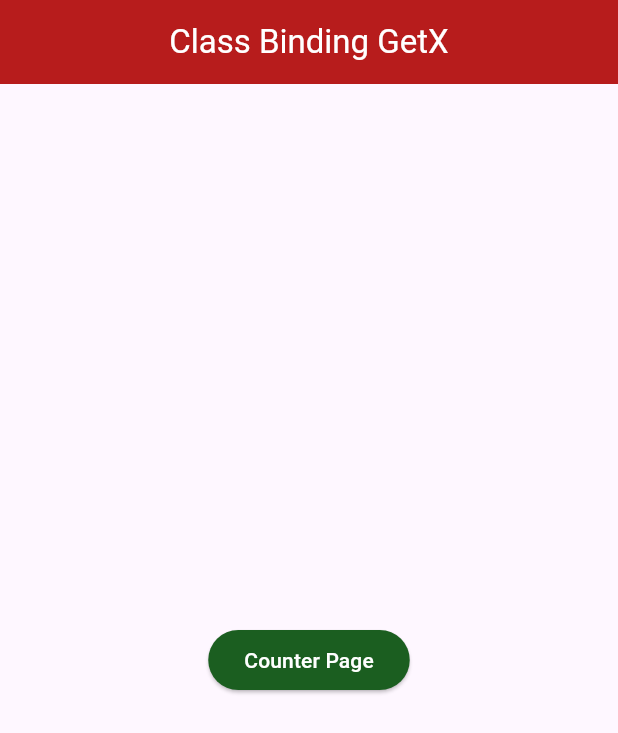
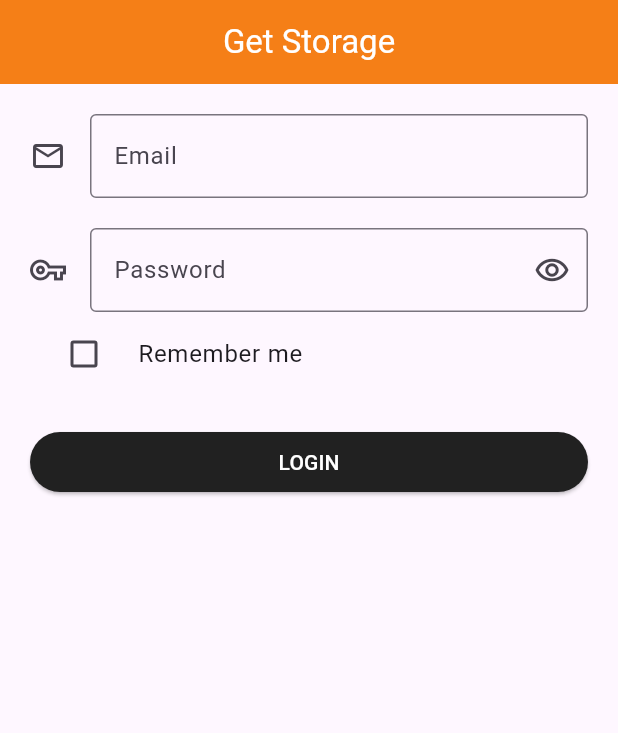
Before and after one commit to iqbalsuwandi20/belajar-flutter-youtube, a Flutter app: the screen it shows after launch, on a phone screen of 412 x 824 dp. Shown: the top 733 px of the screen. Run offline on Flutter 3.47's test engine with Material 3 defaults, Android fonts, the phone set to English and light mode, and no system bars; our stand-ins replace get, get_storage.

Commit message:
get storage

```diff
--- a/lib/bindings/counter_bindings.dart
+++ /dev/null
@@ -1,10 +0,0 @@
-import 'package:flutter_basic/controllers/counter_controller.dart';
-import 'package:get/get.dart';
-
-class CounterBindings extends Bindings {
-  @override
-  void dependencies() {
-    // Get.put(CounterController());
-    Get.lazyPut(() => CounterController());
-  }
-}
--- a/lib/controllers/counter_controller.dart
+++ /dev/null
@@ -1,8 +0,0 @@
-import 'package:get/get.dart';
-
-class CounterController extends GetxController {
-  RxInt data = 0.obs;
-
-  void increment() => data++;
-  void decrement() => data--;
-}
--- /dev/null
+++ b/lib/controllers/login_controller.dart
@@ -0,0 +1,41 @@
+import 'package:flutter/material.dart';
+import 'package:get/get.dart';
+import 'package:get_storage/get_storage.dart';
+
+class LoginController extends GetxController {
+  TextEditingController emailC = TextEditingController();
+  TextEditingController passC = TextEditingController();
+
+  RxBool isHidden = true.obs;
+  RxBool isRememberme = false.obs;
+
+  void login() async {
+    final box = GetStorage();
+
+    if (emailC.text == "admin" && passC.text == "admin") {
+      if (box.read("dataRememberme") != null) {
+        box.remove("dataRememberme");
+      }
+      if (isRememberme.isTrue) {
+        // simpan data email & password di local memory hp
+        box.write(
+          "dataRememberme",
+          {
+            "email": emailC.text,
+            "password": passC.text,
+          },
+        );
+      }
+      Get.offAllNamed("/home");
+    } else {
+      Get.defaultDialog(
+        title: "Error occurred",
+        middleText: "email & password are still incorrect",
+      );
+    }
+  }
+
+  void logout() {
+    Get.offAllNamed('/login_page');
+  }
+}
--- a/lib/main.dart
+++ b/lib/main.dart
@@ -1,9 +1,11 @@
 import 'package:flutter/material.dart';
 import 'package:flutter_basic/pages/home_page.dart';
-import 'package:flutter_basic/routes/get_routes.dart';
+import 'package:flutter_basic/pages/login_page.dart';
 import 'package:get/get.dart';
+import 'package:get_storage/get_storage.dart';
 
-void main() {
+void main() async {
+  await GetStorage.init();
   runApp(const MyApp());
 }
 
@@ -14,9 +16,16 @@ class MyApp extends StatelessWidget {
   Widget build(BuildContext context) {
     return GetMaterialApp(
       debugShowCheckedModeBanner: false,
-      home: const HomePage(),
+      home: LoginPage(),
       getPages: [
-        GetRoutes(),
+        GetPage(
+          name: "/home",
+          page: () => HomePage(),
+        ),
+        GetPage(
+          name: "/login_page",
+          page: () => LoginPage(),
+        ),
       ],
     );
   }
--- a/lib/pages/home_page.dart
+++ b/lib/pages/home_page.dart
@@ -1,37 +1,29 @@
 import 'package:flutter/material.dart';
+import 'package:flutter_basic/controllers/login_controller.dart';
 import 'package:get/get.dart';
 
+// ignore: must_be_immutable
 class HomePage extends StatelessWidget {
-  const HomePage({super.key});
+  HomePage({super.key});
+
+  LoginController loginController = Get.find();
 
   @override
   Widget build(BuildContext context) {
     return Scaffold(
       appBar: AppBar(
         centerTitle: true,
-        backgroundColor: Colors.red[900],
+        backgroundColor: Colors.yellow[900],
         title: const Text(
-          "Class Binding GetX",
+          "Get Storage",
           style: TextStyle(color: Colors.white),
         ),
       ),
-      body: Center(
-        child: ElevatedButton(
-          style: ElevatedButton.styleFrom(backgroundColor: Colors.green[900]),
-          onPressed: () {
-            // binding sudah di folder routes
-            Get.toNamed('/counter');
-
-            // Get.to(
-            //   () => CounterPage(),
-            //   binding: BindingsBuilder.put(() => CounterController()),
-            // );
-          },
-          child: const Text(
-            "Counter Page",
-            style: TextStyle(color: Colors.white),
-          ),
-        ),
+      floatingActionButton: FloatingActionButton(
+        onPressed: () {
+          loginController.logout();
+        },
+        child: const Icon(Icons.logout_outlined),
       ),
     );
   }
--- /dev/null
+++ b/lib/pages/login_page.dart
@@ -0,0 +1,94 @@
+import 'package:flutter/material.dart';
+import 'package:flutter/services.dart';
+import 'package:flutter_basic/controllers/login_controller.dart';
+import 'package:get/get.dart';
+import 'package:get_storage/get_storage.dart';
+
+class LoginPage extends StatelessWidget {
+  LoginPage({super.key});
+
+  // LoginController loginController = Get.find();
+
+  final loginController = Get.put(LoginController());
+
+  final box = GetStorage();
+
+  @override
+  Widget build(BuildContext context) {
+    if (box.read("dataRememberme") != null) {
+      loginController.emailC = box.read("dataRememberme")["email"];
+      loginController.passC = box.read("dataRememberme")["password"];
+    }
+    return Scaffold(
+      appBar: AppBar(
+        centerTitle: true,
+        backgroundColor: Colors.yellow[900],
+        title: const Text(
+          "Get Storage",
+          style: TextStyle(color: Colors.white),
+        ),
+      ),
+      body: ListView(
+        padding: const EdgeInsets.all(20),
+        children: [
+          TextField(
+            controller: loginController.emailC,
+            autocorrect: false,
+            keyboardType: TextInputType.emailAddress,
+            textInputAction: TextInputAction.next,
+            decoration: const InputDecoration(
+              icon: Icon(Icons.email_outlined),
+              label: Text("Email"),
+              border: OutlineInputBorder(),
+            ),
+          ),
+          const SizedBox(
+            height: 20,
+          ),
+          Obx(
+            () => TextField(
+              controller: loginController.passC,
+              autocorrect: false,
+              obscureText: loginController.isHidden.value,
+              keyboardType: TextInputType.text,
+              decoration: InputDecoration(
+                icon: const Icon(Icons.vpn_key_outlined),
+                label: const Text("Password"),
+                suffixIcon: IconButton(
+                    onPressed: () => loginController.isHidden.toggle(),
+                    icon: const Icon(
+                      Icons.remove_red_eye_outlined,
+                    )),
+                border: const OutlineInputBorder(),
+              ),
+            ),
+          ),
+          Obx(
+            () => CheckboxListTile(
+              controlAffinity: ListTileControlAffinity.leading,
+              value: loginController.isRememberme.value,
+              activeColor: Colors.yellow[900],
+              title: const Text("Remember me"),
+              onChanged: (value) {
+                loginController.isRememberme.toggle();
+              },
+            ),
+          ),
+          const SizedBox(
+            height: 20,
+          ),
+          ElevatedButton(
+            style: ElevatedButton.styleFrom(backgroundColor: Colors.grey[900]),
+            onPressed: () {
+              loginController.login();
+            },
+            child: const Text(
+              "LOGIN",
+              style: TextStyle(color: Colors.white),
+            ),
+          ),
+        ],
+      ),
+    );
+  }
+}
--- a/lib/routes/get_routes.dart
+++ /dev/null
@@ -1,12 +0,0 @@
-import 'package:flutter_basic/bindings/counter_bindings.dart';
-import 'package:flutter_basic/pages/counter_page.dart';
-import 'package:get/get.dart';
-
-// ignore: non_constant_identifier_names
-GetPage<dynamic> GetRoutes() {
-  return GetPage(
-    name: "/counter",
-    page: () => CounterPage(),
-    binding: CounterBindings(),
-  );
-}
--- a/pubspec.yaml
+++ b/pubspec.yaml
@@ -35,6 +35,7 @@ dependencies:
   # Use with the CupertinoIcons class for iOS style icons.
   cupertino_icons: ^1.0.6
   get: ^4.6.6
+  get_storage: ^2.1.1
 
 dev_dependencies:
   flutter_test:
```
Also changed, not shown: lib/pages/counter_page.dart (deleted, +0 -71 lines), pubspec.lock, 1 other file.
